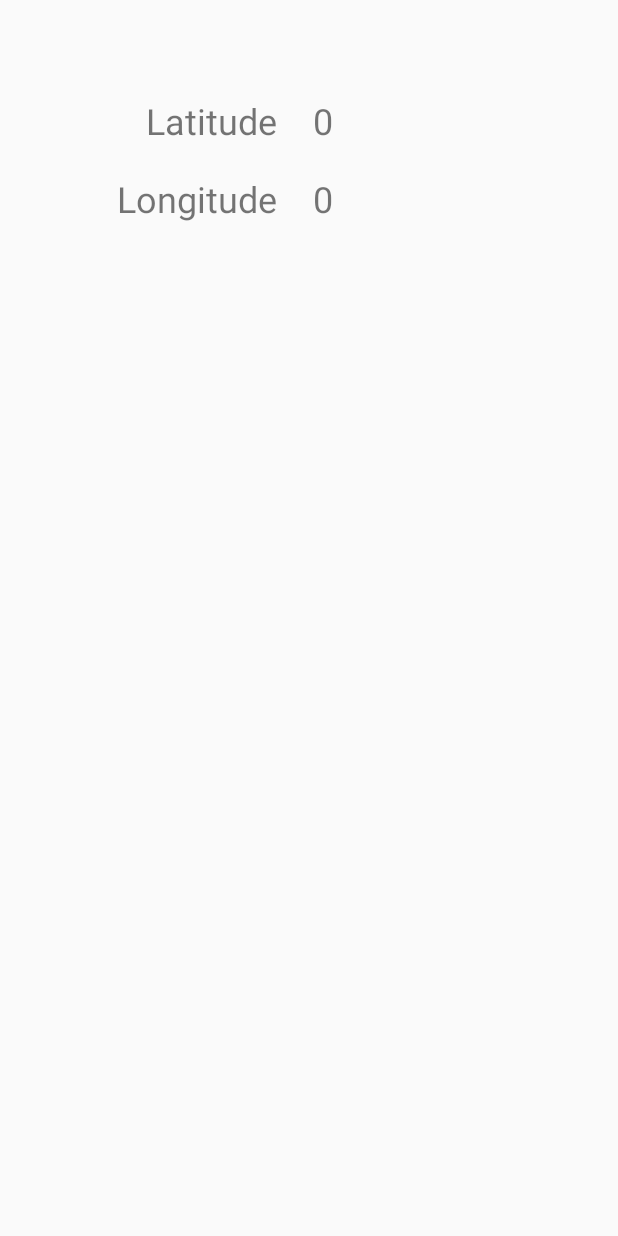
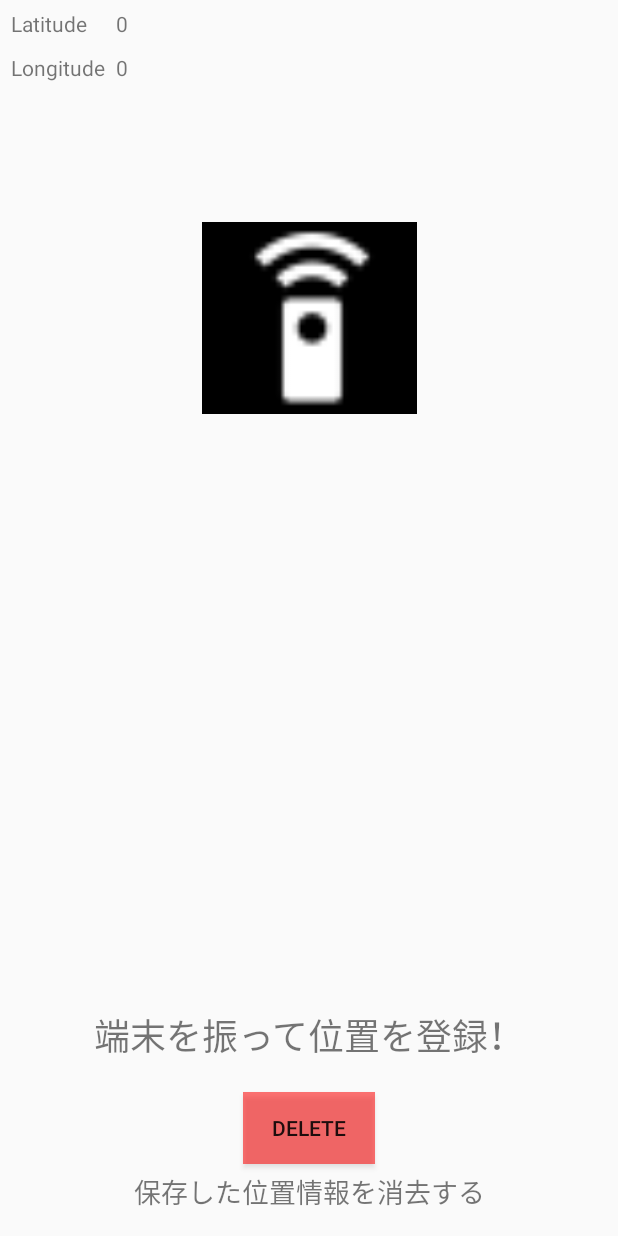
Before and after one commit to shun-shun123/ChariTaro, an Android app: the layout activity_main.xml on its own in the app's theme, with its tools: preview values and no code run, on a phone screen of 412 x 824 dp. Run offline under Robolectric (Android 15) with nearby library versions, the phone set to English and light mode, and no system bars.

Commit message:
:lipstick:MainActivityのレイアウト修正

```diff
--- a/app/src/main/res/layout/activity_main.xml
+++ b/app/src/main/res/layout/activity_main.xml
@@ -4,47 +4,94 @@
     xmlns:tools="http://schemas.android.com/tools"
     android:layout_width="match_parent"
     android:layout_height="match_parent"
-    tools:context=".MainActivity">
+    tools:context=".MainActivity"
+    tools:layout_editor_absoluteY="81dp">
 
     <TextView
         android:id="@+id/textView"
         android:layout_width="wrap_content"
         android:layout_height="wrap_content"
+        android:layout_marginStart="7dp"
+        android:layout_marginTop="6dp"
         android:text="Latitude"
-        android:textSize="24sp"
-        app:layout_constraintBaseline_toBaselineOf="@+id/latitude"
-        app:layout_constraintEnd_toEndOf="parent"
-        app:layout_constraintHorizontal_bias="0.3"
-        app:layout_constraintStart_toStartOf="parent" />
+        android:textSize="14sp"
+        app:layout_constraintStart_toStartOf="parent"
+        app:layout_constraintTop_toTopOf="parent" />
 
     <TextView
         android:id="@+id/latitude"
         android:layout_width="wrap_content"
         android:layout_height="wrap_content"
-        android:layout_marginStart="24dp"
-        android:layout_marginTop="64dp"
+        android:layout_marginTop="6dp"
         android:text="0"
-        android:textSize="24sp"
-        app:layout_constraintStart_toEndOf="@+id/textView"
+        android:textSize="14sp"
+        app:layout_constraintStart_toStartOf="@+id/longitude"
         app:layout_constraintTop_toTopOf="parent" />
 
     <TextView
         android:id="@+id/textView3"
         android:layout_width="wrap_content"
         android:layout_height="wrap_content"
+        android:layout_marginStart="7dp"
         android:text="Longitude"
-        android:textSize="24sp"
+        android:textSize="14sp"
         app:layout_constraintBaseline_toBaselineOf="@+id/longitude"
-        app:layout_constraintEnd_toEndOf="@+id/textView" />
+        app:layout_constraintStart_toStartOf="parent" />
 
     <TextView
         android:id="@+id/longitude"
         android:layout_width="wrap_content"
         android:layout_height="wrap_content"
-        android:layout_marginTop="19dp"
+        android:layout_marginStart="7dp"
+        android:layout_marginTop="10dp"
         android:text="0"
-        android:textSize="24sp"
-        app:layout_constraintStart_toStartOf="@+id/latitude"
+        android:textSize="14sp"
+        app:layout_constraintStart_toEndOf="@+id/textView3"
         app:layout_constraintTop_toBottomOf="@+id/latitude" />
 
+    <ImageView
+        android:id="@+id/imageView"
+        android:layout_width="143dp"
+        android:layout_height="128dp"
+        android:layout_marginTop="148dp"
+        android:background="#000000"
+        app:layout_constraintEnd_toEndOf="parent"
+        app:layout_constraintStart_toStartOf="parent"
+        app:layout_constraintTop_toTopOf="parent"
+        app:srcCompat="@drawable/ic_shake" />
+
+    <TextView
+        android:id="@+id/textView2"
+        android:layout_width="wrap_content"
+        android:layout_height="wrap_content"
+        android:layout_marginBottom="20dp"
+        android:text="端末を振って位置を登録！"
+        android:textAlignment="center"
+        android:textSize="24sp"
+        app:layout_constraintBottom_toTopOf="@+id/delete_button"
+        app:layout_constraintEnd_toEndOf="parent"
+        app:layout_constraintStart_toStartOf="parent" />
+
+    <Button
+        android:id="@+id/delete_button"
+        android:layout_width="wrap_content"
+        android:layout_height="wrap_content"
+        android:layout_marginBottom="48dp"
+        android:background="#8aff0000"
+        android:text="DELETE"
+        app:layout_constraintBottom_toBottomOf="parent"
+        app:layout_constraintEnd_toEndOf="parent"
+        app:layout_constraintStart_toStartOf="parent" />
+
+    <TextView
+        android:id="@+id/textView4"
+        android:layout_width="wrap_content"
+        android:layout_height="wrap_content"
+        android:layout_marginBottom="16dp"
+        android:text="保存した位置情報を消去する"
+        android:textSize="18sp"
+        app:layout_constraintBottom_toBottomOf="parent"
+        app:layout_constraintEnd_toEndOf="parent"
+        app:layout_constraintStart_toStartOf="parent" />
+
 </android.support.constraint.ConstraintLayout>
```
Also changed, not shown: app/src/main/java/shunsuke/saito/jp/charitaro/MainActivity.kt (+55 -13 lines), app/src/main/res/drawable-hdpi/ic_shake.png (added), app/src/main/res/drawable-mdpi/ic_shake.png (added), app/src/main/res/drawable-xhdpi/ic_shake.png (added), app/src/main/res/drawable-xxhdpi/ic_shake.png (added).
